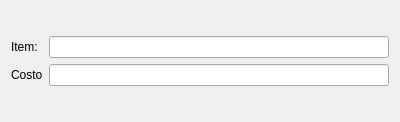
fblabs/hamlet-mod-sancon, file hcontainer_generic.ui: the form before one commit.
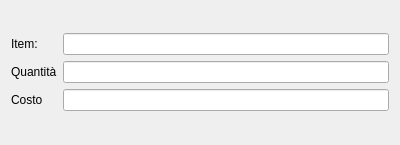
The form after the commit.

```diff
--- a/hcontainer_generic.ui
+++ b/hcontainer_generic.ui
@@ -7,7 +7,7 @@
     <x>0</x>
     <y>0</y>
     <width>400</width>
-    <height>122</height>
+    <height>145</height>
    </rect>
   </property>
   <property name="windowTitle">
@@ -16,6 +16,26 @@
   <layout class="QVBoxLayout" name="verticalLayout">
    <item>
     <layout class="QGridLayout" name="gridLayout">
+     <item row="1" column="2">
+      <widget class="QLineEdit" name="leAmount"/>
+     </item>
+     <item row="1" column="0">
+      <widget class="QLabel" name="label_3">
+       <property name="text">
+        <string>Quantità</string>
+       </property>
+      </widget>
+     </item>
+     <item row="2" column="2">
+      <widget class="QLineEdit" name="leCosto"/>
+     </item>
+     <item row="2" column="0">
+      <widget class="QLabel" name="label_2">
+       <property name="text">
+        <string>Costo</string>
+       </property>
+      </widget>
+     </item>
      <item row="0" column="0">
       <widget class="QLabel" name="label">
        <property name="text">
@@ -23,19 +43,9 @@
        </property>
       </widget>
      </item>
-     <item row="0" column="1">
+     <item row="0" column="2">
       <widget class="QLineEdit" name="leItem"/>
      </item>
-     <item row="1" column="0">
-      <widget class="QLabel" name="label_2">
-       <property name="text">
-        <string>Costo</string>
-       </property>
-      </widget>
-     </item>
-     <item row="1" column="1">
-      <widget class="QLineEdit" name="leCosto"/>
-     </item>
     </layout>
    </item>
   </layout>
```
